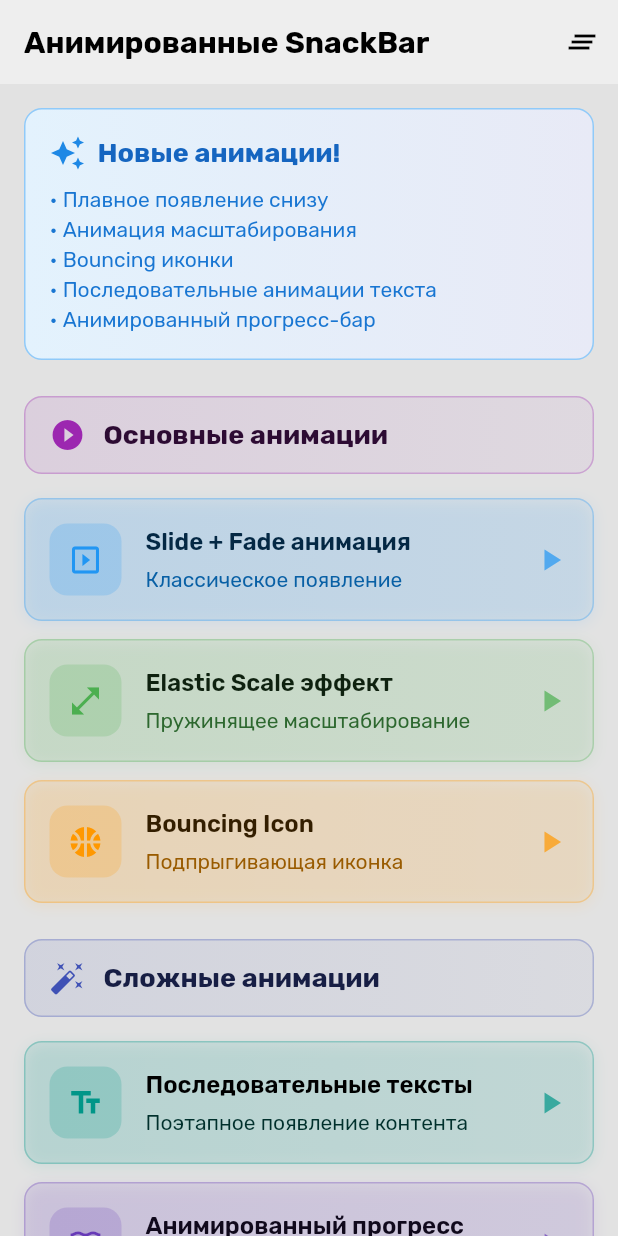
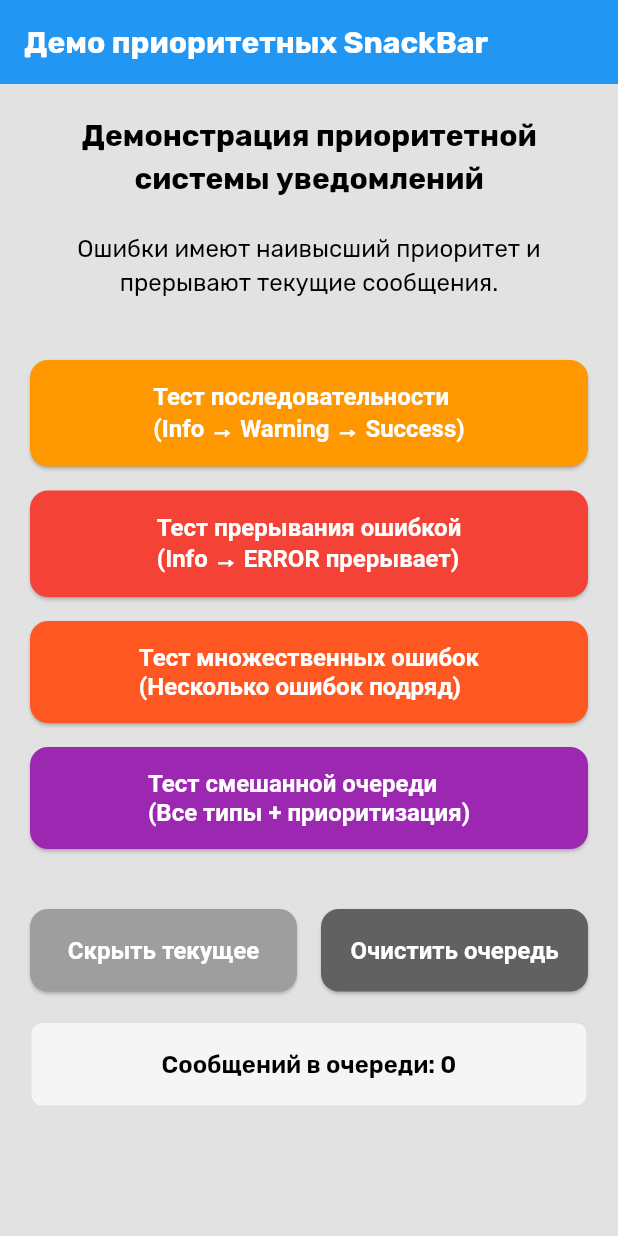
Before and after one commit to vartec-chs/codexa_pass, a Flutter app: the screen it shows after launch, on a phone screen of 412 x 824 dp. Run offline on Flutter 3.47's test engine with Material 3 defaults, Android fonts, the light colour scheme and no system bars; our stand-ins replace device_info_plus, flutter_riverpod, go_router, google_fonts, logger, package_info_plus and 4 more; missing offline and left inert: flutter_permission_guard, go_transitions, window_manager; statements that could not run were skipped.

Commit message:
feat(snackbar): implement priority handling for SnackBar messages with automatic sorting and interruption for errors refactor(snackbar): remove old animated SnackBar demo and replace with priority-based demo refactor(logging): enhance logging for priority messages and queue management

```diff
--- a/lib/app/logger/app_logger.dart
+++ b/lib/app/logger/app_logger.dart
@@ -1,5 +1,6 @@
 import 'dart:io';
 
+import 'package:codexa_pass/app/config/constants.dart';
 import 'package:flutter/material.dart';
 import 'package:flutter/foundation.dart';
 
@@ -119,7 +120,9 @@ class AppLogger {
   }
 
   void debug(String message, {String? tag, Map<String, dynamic>? data}) {
-    _log(LogLevel.debug, message, tag: tag, additionalData: data);
+    if (AppConstants.isDebug) {
+      _log(LogLevel.debug, message, tag: tag, additionalData: data);
+    }
   }
 
   void info(String message, {String? tag, Map<String, dynamic>? data}) {
--- a/lib/app/utils/snack_bar_message.dart
+++ b/lib/app/utils/snack_bar_message.dart
@@ -149,7 +149,24 @@ class SnackBarManager {
 
   /// Добавить сообщение в очередь
   void _addMessage(SnackBarMessage message) {
-    _messageQueue.add(message);
+    // Если это ошибка и есть отображаемое сообщение - скрываем его и показываем ошибку
+    if (message.type == SnackBarType.error && _isShowing) {
+      logDebug('Priority error message: interrupting current snackbar');
+      // Добавляем ошибку в начало очереди для приоритетного показа
+      _messageQueue.addFirst(message);
+      // Принудительно скрываем текущее сообщение
+      _hideCurrentAndShowNext();
+      return;
+    }
+
+    // Для ошибок добавляем в начало очереди, для остальных - в конец
+    if (message.type == SnackBarType.error) {
+      logDebug('Adding priority error message to front of queue');
+      _messageQueue.addFirst(message);
+    } else {
+      _messageQueue.add(message);
+    }
+
     _processQueue();
   }
 
@@ -157,7 +174,40 @@ class SnackBarManager {
   void _processQueue() {
     if (_isShowing || _messageQueue.isEmpty) return;
 
+    // Сортируем очередь по приоритету (ошибки первыми)
+    _sortQueueByPriority();
     _showNextMessage();
+  }
+
+  /// Сортировать очередь по приоритету типов сообщений
+  void _sortQueueByPriority() {
+    if (_messageQueue.length <= 1) return;
+
+    final messages = _messageQueue.toList();
+    _messageQueue.clear();
+
+    // Сортируем по приоритету: error > warning > info > success
+    messages.sort(
+      (a, b) => _getTypePriority(a.type).compareTo(_getTypePriority(b.type)),
+    );
+
+    for (final message in messages) {
+      _messageQueue.add(message);
+    }
+  }
+
+  /// Получить приоритет типа сообщения (меньше = выше приоритет)
+  int _getTypePriority(SnackBarType type) {
+    switch (type) {
+      case SnackBarType.error:
+        return 0; // Наивысший приоритет
+      case SnackBarType.warning:
+        return 1;
+      case SnackBarType.info:
+        return 2;
+      case SnackBarType.success:
+        return 3; // Наименьший приоритет
+    }
   }
 
   /// Показать следующее сообщение из очереди
@@ -188,7 +238,7 @@ class SnackBarManager {
       backgroundColor: Colors.transparent,
       elevation: 0,
       behavior: SnackBarBehavior.floating,
-      margin: const EdgeInsets.symmetric(horizontal: 16, vertical: 12),
+      margin: const EdgeInsets.symmetric(horizontal: 12, vertical: 8),
       padding: EdgeInsets.zero,
       shape: RoundedRectangleBorder(borderRadius: BorderRadius.circular(16)),
       duration: message.duration,
@@ -338,6 +388,16 @@ class SnackBarManager {
     _isShowing = false;
     // Небольшая задержка перед показом следующего сообщения
     Timer(const Duration(milliseconds: 200), () {
+      _processQueue();
+    });
+  }
+
+  /// Скрыть текущий snackbar и немедленно показать следующий (для приоритетных сообщений)
+  void _hideCurrentAndShowNext() {
+    snackbarKey.currentState?.hideCurrentSnackBar();
+    _isShowing = false;
+    // Минимальная задержка для приоритетных сообщений (ошибок)
+    Timer(const Duration(milliseconds: 50), () {
       _processQueue();
     });
   }
@@ -524,7 +584,7 @@ class _AnimatedSnackBarContentState extends State<_AnimatedSnackBarContent>
         child: ScaleTransition(
           scale: _scaleAnimation,
           child: Container(
-            padding: const EdgeInsets.all(16),
+            padding: const EdgeInsets.all(10),
             decoration: BoxDecoration(
               gradient: widget.theme.gradient,
               borderRadius: BorderRadius.circular(16),
--- a/lib/app/utils/animated_snack_bar_demo.dart
+++ b/lib/demo/animated_snack_bar_demo.dart
@@ -1,7 +1,7 @@
 import 'dart:async';
 import 'dart:math';
 import 'package:flutter/material.dart';
-import 'snack_bar_message.dart';
+import '../app/utils/snack_bar_message.dart';
 
 /// Демонстрация анимированных SnackBar уведомлений
 class AnimatedSnackBarDemoPage extends StatefulWidget {
--- /dev/null
+++ b/lib/demo/priority_snackbar_demo.dart
@@ -0,0 +1,219 @@
+import 'dart:async';
+import 'package:flutter/material.dart';
+import '../app/utils/snack_bar_message.dart';
+
+class PrioritySnackBarDemo extends StatelessWidget {
+  const PrioritySnackBarDemo({super.key});
+
+  @override
+  Widget build(BuildContext context) {
+    return Scaffold(
+      appBar: AppBar(
+        title: const Text('Демо приоритетных SnackBar'),
+        backgroundColor: Colors.blue,
+        foregroundColor: Colors.white,
+      ),
+      body: Padding(
+        padding: const EdgeInsets.all(20),
+        child: Column(
+          crossAxisAlignment: CrossAxisAlignment.stretch,
+          children: [
+            const Text(
+              'Демонстрация приоритетной системы уведомлений',
+              style: TextStyle(fontSize: 20, fontWeight: FontWeight.bold),
+              textAlign: TextAlign.center,
+            ),
+            const SizedBox(height: 20),
+            const Text(
+              'Ошибки имеют наивысший приоритет и прерывают текущие сообщения.',
+              style: TextStyle(fontSize: 16),
+              textAlign: TextAlign.center,
+            ),
+            const SizedBox(height: 40),
+
+            // Тест последовательности сообщений
+            ElevatedButton(
+              onPressed: _testMessageSequence,
+              style: ElevatedButton.styleFrom(
+                backgroundColor: Colors.orange,
+                foregroundColor: Colors.white,
+                padding: const EdgeInsets.symmetric(vertical: 15),
+              ),
+              child: const Text(
+                'Тест последовательности\n(Info → Warning → Success)',
+              ),
+            ),
+            const SizedBox(height: 16),
+
+            // Тест прерывания ошибкой
+            ElevatedButton(
+              onPressed: _testErrorInterruption,
+              style: ElevatedButton.styleFrom(
+                backgroundColor: Colors.red,
+                foregroundColor: Colors.white,
+                padding: const EdgeInsets.symmetric(vertical: 15),
+              ),
+              child: const Text(
+                'Тест прерывания ошибкой\n(Info → ERROR прерывает)',
+              ),
+            ),
+            const SizedBox(height: 16),
+
+            // Тест множественных ошибок
+            ElevatedButton(
+              onPressed: _testMultipleErrors,
+              style: ElevatedButton.styleFrom(
+                backgroundColor: Colors.deepOrange,
+                foregroundColor: Colors.white,
+                padding: const EdgeInsets.symmetric(vertical: 15),
+              ),
+              child: const Text(
+                'Тест множественных ошибок\n(Несколько ошибок подряд)',
+              ),
+            ),
+            const SizedBox(height: 16),
+
+            // Тест смешанной очереди
+            ElevatedButton(
+              onPressed: _testMixedQueue,
+              style: ElevatedButton.styleFrom(
+                backgroundColor: Colors.purple,
+                foregroundColor: Colors.white,
+                padding: const EdgeInsets.symmetric(vertical: 15),
+              ),
+              child: const Text(
+                'Тест смешанной очереди\n(Все типы + приоритизация)',
+              ),
+            ),
+            const SizedBox(height: 40),
+
+            // Кнопки управления
+            Row(
+              children: [
+                Expanded(
+                  child: ElevatedButton(
+                    onPressed: SnackBarManager.hideCurrent,
+                    style: ElevatedButton.styleFrom(
+                      backgroundColor: Colors.grey,
+                      foregroundColor: Colors.white,
+                    ),
+                    child: const Text('Скрыть текущее'),
+                  ),
+                ),
+                const SizedBox(width: 16),
+                Expanded(
+                  child: ElevatedButton(
+                    onPressed: SnackBarManager.clearQueue,
+                    style: ElevatedButton.styleFrom(
+                      backgroundColor: Colors.grey[700],
+                      foregroundColor: Colors.white,
+                    ),
+                    child: const Text('Очистить очередь'),
+                  ),
+                ),
+              ],
+            ),
+            const SizedBox(height: 20),
+
+            // Индикатор очереди
+            Container(
+              padding: const EdgeInsets.all(16),
+              decoration: BoxDecoration(
+                color: Colors.grey[100],
+                borderRadius: BorderRadius.circular(8),
+                border: Border.all(color: Colors.grey[300]!),
+              ),
+              child: Text(
+                'Сообщений в очереди: ${SnackBarManager.queueLength}',
+                style: const TextStyle(
+                  fontSize: 16,
+                  fontWeight: FontWeight.w600,
+                ),
+                textAlign: TextAlign.center,
+              ),
+            ),
+          ],
+        ),
+      ),
+    );
+  }
+
+  /// Тест обычной последовательности сообщений
+  void _testMessageSequence() {
+    SnackBarManager.showInfo(
+      'Информационное сообщение',
+      duration: const Duration(seconds: 3),
+    );
+
+    Timer(const Duration(milliseconds: 500), () {
+      SnackBarManager.showWarning(
+        'Предупреждение',
+        duration: const Duration(seconds: 3),
+      );
+    });
+
+    Timer(const Duration(milliseconds: 1000), () {
+      SnackBarManager.showSuccess(
+        'Успешное выполнение',
+        duration: const Duration(seconds: 3),
+      );
+    });
+  }
+
+  /// Тест прерывания ошибкой
+  void _testErrorInterruption() {
+    // Показываем длинное информационное сообщение
+    SnackBarManager.showInfo(
+      'Длинное информационное сообщение, которое должно быть прервано ошибкой...',
+      duration: const Duration(seconds: 8),
+    );
+
+    // Через 2 секунды показываем ошибку - она должна прервать info
+    Timer(const Duration(seconds: 2), () {
+      SnackBarManager.showError(
+        'КРИТИЧЕСКАЯ ОШИБКА! Прерываем текущее сообщение',
+        duration: const Duration(seconds: 4),
+      );
+    });
+  }
+
+  /// Тест множественных ошибок
+  void _testMultipleErrors() {
+    // Показываем предупреждение
+    SnackBarManager.showWarning(
+      'Предупреждение в фоне',
+      duration: const Duration(seconds: 5),
+    );
+
+    // Добавляем несколько ошибок с интервалом
+    Timer(const Duration(milliseconds: 500), () {
+      SnackBarManager.showError('Первая ошибка');
+    });
+
+    Timer(const Duration(milliseconds: 800), () {
+      SnackBarManager.showError('Вторая ошибка');
+    });
+
+    Timer(const Duration(milliseconds: 1100), () {
+      SnackBarManager.showError('Третья ошибка');
+    });
+  }
+
+  /// Тест смешанной очереди с приоритизацией
+  void _testMixedQueue() {
+    // Добавляем сообщения разных типов быстро подряд
+    SnackBarManager.showSuccess('Успех 1');
+    SnackBarManager.showInfo('Информация 1');
+    SnackBarManager.showWarning('Предупреждение 1');
+    SnackBarManager.showError('Ошибка 1'); // Должна показаться первой
+    SnackBarManager.showInfo('Информация 2');
+    SnackBarManager.showError('Ошибка 2'); // Должна показаться второй
+    SnackBarManager.showSuccess('Успех 2');
+    SnackBarManager.showWarning('Предупреждение 2');
+
+    // Добавляем ещё одну критическую ошибку через секунду
+    Timer(const Duration(seconds: 1), () {
+      SnackBarManager.showError('КРИТИЧЕСКАЯ ОШИБКА - прерывает очередь!');
+    });
+  }
+}
```
Also changed, not shown: lib/app/routing/router.dart (+4 -5 lines), 1 other file.
